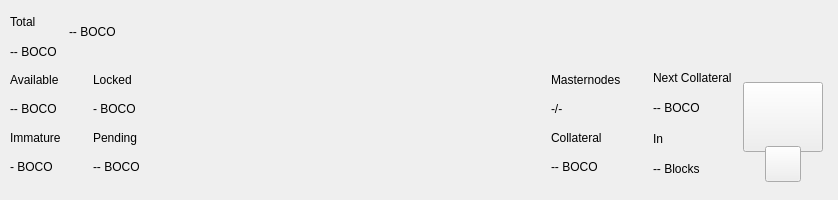
Before: the Qt Designer form src/qt/pivx/forms/topbar.ui in bocodev/BOCO, drawn with Qt 5.
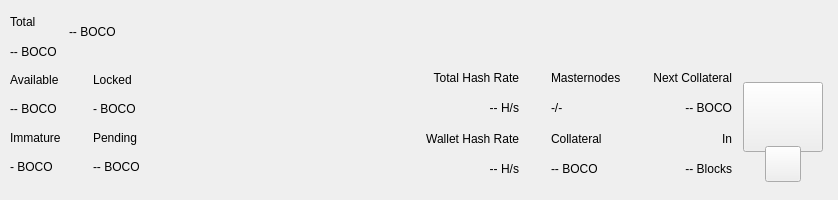
After: the same form once the commit is applied. Custom widgets are drawn as their Qt base class.

Diff of the .ui file:
```diff
--- a/src/qt/pivx/forms/topbar.ui
+++ b/src/qt/pivx/forms/topbar.ui
@@ -526,7 +526,93 @@
             <number>9</number>
            </property>
            <item>
-            <layout class="QVBoxLayout" name="verticalLayout_5">
+            <widget class="QWidget" name="widgetStaking" native="true">
+             <layout class="QVBoxLayout" name="verticalLayout_12">
+              <property name="leftMargin">
+               <number>32</number>
+              </property>
+              <property name="topMargin">
+               <number>0</number>
+              </property>
+              <property name="rightMargin">
+               <number>0</number>
+              </property>
+              <property name="bottomMargin">
+               <number>0</number>
+              </property>
+              <item>
+               <widget class="QLabel" name="labelNetworkHashRateTitle">
+                <property name="text">
+                 <string>Total Hash Rate</string>
+                </property>
+                <property name="textFormat">
+                 <enum>Qt::AutoText</enum>
+                </property>
+                <property name="alignment">
+                 <set>Qt::AlignRight|Qt::AlignTrailing|Qt::AlignVCenter</set>
+                </property>
+               </widget>
+              </item>
+              <item>
+               <widget class="QLabel" name="labelNetworkHashRateValue">
+                <property name="layoutDirection">
+                 <enum>Qt::LeftToRight</enum>
+                </property>
+                <property name="text">
+                 <string>-- H/s</string>
+                </property>
+                <property name="textFormat">
+                 <enum>Qt::AutoText</enum>
+                </property>
+                <property name="alignment">
+                 <set>Qt::AlignRight|Qt::AlignTrailing|Qt::AlignVCenter</set>
+                </property>
+               </widget>
+              </item>
+              <item>
+               <widget class="QLabel" name="labelWalletHashRateTitle">
+                <property name="text">
+                 <string>Wallet Hash Rate</string>
+                </property>
+                <property name="textFormat">
+                 <enum>Qt::AutoText</enum>
+                </property>
+                <property name="alignment">
+                 <set>Qt::AlignRight|Qt::AlignTrailing|Qt::AlignVCenter</set>
+                </property>
+               </widget>
+              </item>
+              <item>
+               <widget class="PrivateQLabel" name="labelWalletHashRateValue">
+                <property name="text">
+                 <string notr="true">-- H/s</string>
+                </property>
+                <property name="textFormat">
+                 <enum>Qt::AutoText</enum>
+                </property>
+                <property name="alignment">
+                 <set>Qt::AlignRight|Qt::AlignTrailing|Qt::AlignVCenter</set>
+                </property>
+               </widget>
+              </item>
+             </layout>
+            </widget>
+           </item>
+           <item>
+            <widget class="QWidget" name="widgetMasternodes" native="true">
+             <layout class="QVBoxLayout">
+              <property name="leftMargin">
+               <number>32</number>
+              </property>
+              <property name="topMargin">
+               <number>0</number>
+              </property>
+              <property name="rightMargin">
+               <number>0</number>
+              </property>
+              <property name="bottomMargin">
+               <number>0</number>
+              </property>
              <item>
               <widget class="QLabel" name="labelMasternodesTitle">
                <property name="text">
@@ -535,27 +621,28 @@
               </widget>
              </item>
              <item>
-              <widget class="QLabel" name="labelMasternodeCount">
+               <widget class="PrivateQLabel" name="labelMasternodeCount">
                <property name="text">
                 <string>-/-</string>
                </property>
               </widget>
              </item>
              <item>
-              <widget class="QLabel" name="labelTitle8">
+               <widget class="QLabel" name="labelCollateralTitle">
                <property name="text">
                 <string>Collateral</string>
                </property>
               </widget>
              </item>
              <item>
-              <widget class="QLabel" name="labelCollateralPiv">
+               <widget class="QLabel" name="labelCollateralValue">
                <property name="text">
                 <string notr="true">-- BOCO</string>
                </property>
               </widget>
              </item>
             </layout>
+            </widget>
            </item>
            <item>
             <widget class="QWidget" name="widgetNextCollateral" native="true">
@@ -577,6 +664,12 @@
                 <property name="text">
                  <string>Next Collateral</string>
                 </property>
+                <property name="textFormat">
+                 <enum>Qt::AutoText</enum>
+                </property>
+                <property name="alignment">
+                 <set>Qt::AlignRight|Qt::AlignTrailing|Qt::AlignVCenter</set>
+                </property>
                </widget>
               </item>
               <item>
@@ -584,13 +677,25 @@
                 <property name="text">
                  <string>-- BOCO</string>
                 </property>
+                <property name="textFormat">
+                 <enum>Qt::AutoText</enum>
+                </property>
+                <property name="alignment">
+                 <set>Qt::AlignRight|Qt::AlignTrailing|Qt::AlignVCenter</set>
+                </property>
                </widget>
               </item>
               <item>
-               <widget class="QLabel" name="labelTitle9">
+               <widget class="QLabel" name="labelRemainingBlocks">
                 <property name="text">
                  <string>In</string>
                 </property>
+                <property name="textFormat">
+                 <enum>Qt::AutoText</enum>
+                </property>
+                <property name="alignment">
+                 <set>Qt::AlignRight|Qt::AlignTrailing|Qt::AlignVCenter</set>
+                </property>
                </widget>
               </item>
               <item>
@@ -598,6 +703,12 @@
                 <property name="text">
                  <string notr="true">-- Blocks</string>
                 </property>
+                <property name="textFormat">
+                 <enum>Qt::AutoText</enum>
+                </property>
+                <property name="alignment">
+                 <set>Qt::AlignRight|Qt::AlignTrailing|Qt::AlignVCenter</set>
+                </property>
                </widget>
               </item>
              </layout>
@@ -719,18 +830,24 @@
   </layout>
  </widget>
  <customwidgets>
-  <customwidget>
-   <class>PFBorderImage</class>
-   <extends>QFrame</extends>
-   <header>qt/pivx/pfborderimage.h</header>
-   <container>1</container>
-  </customwidget>
   <customwidget>
    <class>ExpandableButton</class>
    <extends>QWidget</extends>
    <header>qt/pivx/expandablebutton.h</header>
    <container>1</container>
   </customwidget>
+  <customwidget>
+   <class>PFBorderImage</class>
+   <extends>QFrame</extends>
+   <header>qt/pivx/pfborderimage.h</header>
+   <container>1</container>
+  </customwidget>
+  <customwidget>
+   <class>PrivateQLabel</class>
+   <extends>QLabel</extends>
+   <header>qt/pivx/privatelabel.h</header>
+   <container>0</container>
+  </customwidget>
  </customwidgets>
  <resources/>
  <connections/>
```
Left out of the diff: 44 changed lines with no effect on the pictures. Lines whose indentation alone changed are shown as unchanged.
